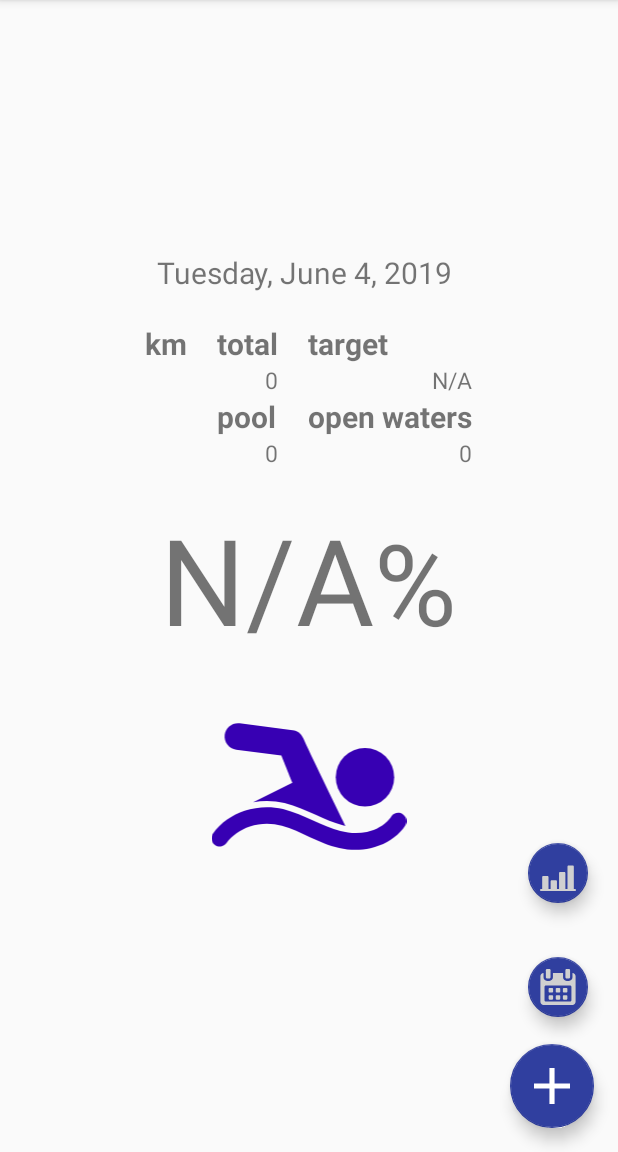
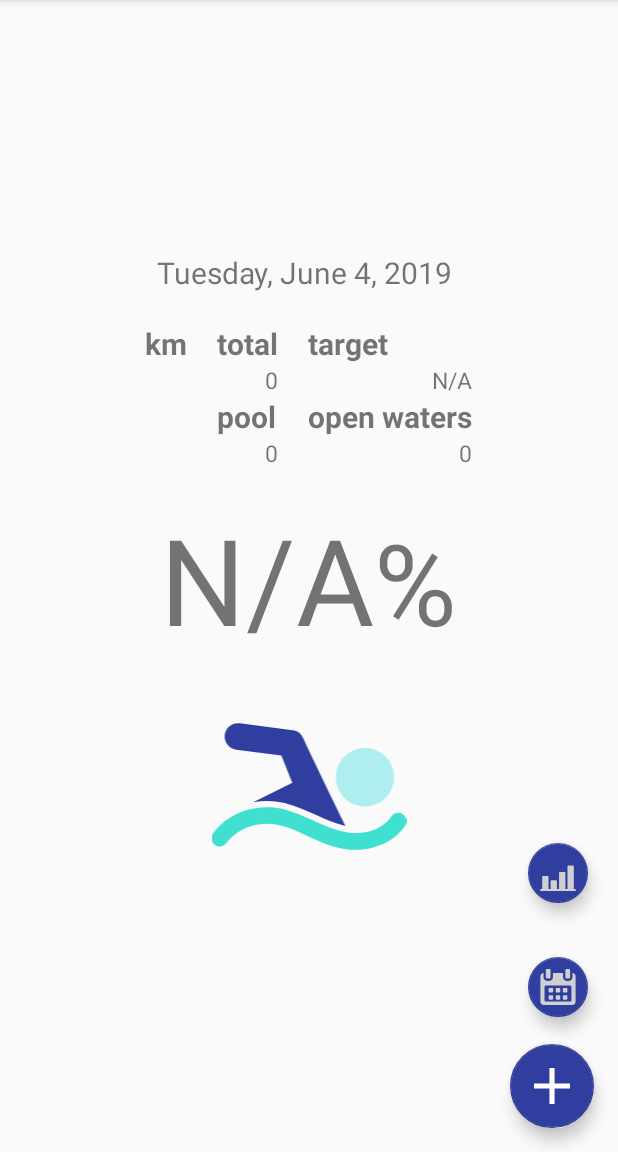
Before and after one commit to Baltasarq/nadamillas, an Android app: the screen it shows after launch (MainActivity), on a phone screen of 412 x 824 dp, the part 84-1236 px from its top. Run offline under Robolectric (Android 15) with nearby library versions, the phone set to English and light mode, and no system bars.

Commit message:
chart now behaves correctly when min d > 1, improved logo, centered entry actions menu

```diff
--- a/app/build.gradle
+++ b/app/build.gradle
@@ -6,8 +6,8 @@ android {
         applicationId "com.devbaltasarq.nadamillas"
         minSdkVersion 21
         targetSdkVersion 28
-        versionCode 10
-        versionName "1.1.4"
+        versionCode 11
+        versionName "1.1.5"
         testInstrumentationRunner "android.support.test.runner.AndroidJUnitRunner"
         vectorDrawables.useSupportLibrary = true
     }
--- a/app/src/main/res/drawable/ic_swimming_figure.xml
+++ b/app/src/main/res/drawable/ic_swimming_figure.xml
@@ -2,6 +2,6 @@
     android:viewportHeight="941.214" android:viewportWidth="941.214"
     android:width="24dp" xmlns:android="http://schemas.android.com/apk/res/android">
     <path android:fillColor="#ff303f9f" android:pathData="M119.575,293.47l217.8,28c7.601,19.3 45.9,114.3 53.101,131.3c0,0 0,0 -0.101,0c-63.1,31.2 -126.2,62.3 -189.3,93.5c21.9,-4 44.1,-6 66.4,-6c29.2,0 57.8,3.5 85.1,10.4c55.1,14 104.9,36.399 153,58.1c42.9,19.3 83.5,37.601 124,48.101c5.7,1.5 11.2,2.8 16.7,3.899c-48,-98.3 -177.1,-363.2 -202.6,-421.5c-12,-27.5 -28.5,-37.7 -51.899,-40.7l-255.8,-32.9c-35.3,-4.5 -67.6,20.4 -72.2,55.7C59.375,256.67 84.275,288.97 119.575,293.47z"/>
-    <path android:fillColor="#ff303f9f" android:pathData="M16.675,752.87c7.1,5.1 15.2,7.5 23.3,7.5c1.8,0 3.5,-0.101 5.2,-0.4c10.6,-1.4 20.6,-7 27.3,-16.3c25.9,-36.101 66,-64.5 112.7,-80.101c26.8,-8.899 54.8,-13.399 82.3,-13.399c99.7,0 185.2,59.6 275.199,93.899c48.2,18.4 98.5,32 153.2,32c23,0 46.8,-2.399 71.5,-7.899c58.101,-12.8 107.9,-40.4 143.9,-79.101c8.6,-9.3 16.399,-19.1 23.3,-29.6c12.2,-18.4 7.1,-43.2 -11.3,-55.4c-6.8,-4.5 -14.4,-6.6 -22,-6.6c-13,0 -25.7,6.3 -33.4,17.9c-3.1,4.699 -6.5,9.199 -10.2,13.6c-25,29.8 -62.5,51.2 -107.5,61.1c-41.5,9.101 -87.3,6.4 -128.199,-4.199c-43,-11.2 -84.601,-29.9 -128.801,-49.801c-47,-21.1 -95.5,-43 -148.099,-56.399c-25,-6.4 -51.2,-9.5 -77.7,-9.5c-36.1,0 -72.8,5.899 -107.7,17.5c-30.5,10.2 -58.8,24.399 -84.2,42.3c-26.8,18.9 -49.7,41.4 -68.1,67c-1.2,1.7 -2.2,3.4 -3.1,5.2C-4.425,719.47 0.375,741.17 16.675,752.87z"/>
-    <path android:fillColor="#ff303f9f" android:pathData="M740.874,426.169m-141.1,0a141.1,141.1 0,1 1,282.2 0a141.1,141.1 0,1 1,-282.2 0"/>
+    <path android:fillColor="#ffAFEEEE" android:pathData="M740.874,426.169m-141.1,0a141.1,141.1 0,1 1,282.2 0a141.1,141.1 0,1 1,-282.2 0"/>
+    <path android:fillColor="#ff40E0D0" android:pathData="M16.675,752.87c7.1,5.1 15.2,7.5 23.3,7.5c1.8,0 3.5,-0.101 5.2,-0.4c10.6,-1.4 20.6,-7 27.3,-16.3c25.9,-36.101 66,-64.5 112.7,-80.101c26.8,-8.899 54.8,-13.399 82.3,-13.399c99.7,0 185.2,59.6 275.199,93.899c48.2,18.4 98.5,32 153.2,32c23,0 46.8,-2.399 71.5,-7.899c58.101,-12.8 107.9,-40.4 143.9,-79.101c8.6,-9.3 16.399,-19.1 23.3,-29.6c12.2,-18.4 7.1,-43.2 -11.3,-55.4c-6.8,-4.5 -14.4,-6.6 -22,-6.6c-13,0 -25.7,6.3 -33.4,17.9c-3.1,4.699 -6.5,9.199 -10.2,13.6c-25,29.8 -62.5,51.2 -107.5,61.1c-41.5,9.101 -87.3,6.4 -128.199,-4.199c-43,-11.2 -84.601,-29.9 -128.801,-49.801c-47,-21.1 -95.5,-43 -148.099,-56.399c-25,-6.4 -51.2,-9.5 -77.7,-9.5c-36.1,0 -72.8,5.899 -107.7,17.5c-30.5,10.2 -58.8,24.399 -84.2,42.3c-26.8,18.9 -49.7,41.4 -68.1,67c-1.2,1.7 -2.2,3.4 -3.1,5.2C-4.425,719.47 0.375,741.17 16.675,752.87z"/>
 </vector>
--- a/app/src/main/res/layout/content_main.xml
+++ b/app/src/main/res/layout/content_main.xml
@@ -192,7 +192,6 @@
             android:layout_width="match_parent"
             android:layout_height="150dp"
             android:gravity="center"
-            android:tint="@color/design_default_color_primary_dark"
             app:srcCompat="@drawable/ic_swimming_figure"/>
 
     </LinearLayout>
--- a/app/src/main/res/layout/listview_session_entry.xml
+++ b/app/src/main/res/layout/listview_session_entry.xml
@@ -14,7 +14,7 @@
         android:layout_height="wrap_content"
         app:backgroundTint="#00000000"
         android:tint="#ff707070"
-        android:layout_gravity="start"
+        android:layout_gravity="start|center_vertical"
         app:srcCompat="@drawable/btn_menu"/>
 
     <LinearLayout
--- a/build.gradle
+++ b/build.gradle
@@ -7,7 +7,7 @@ buildscript {
 
     }
     dependencies {
-        classpath 'com.android.tools.build:gradle:3.4.0'
+        classpath 'com.android.tools.build:gradle:3.4.1'
 
         // NOTE: Do not place your application dependencies here; they belong
         // in the individual module build.gradle files
```
Also changed, not shown: app/src/main/java/com/devbaltasarq/nadamillas/ui/graph/BarChart.java (+5 -4 lines).
